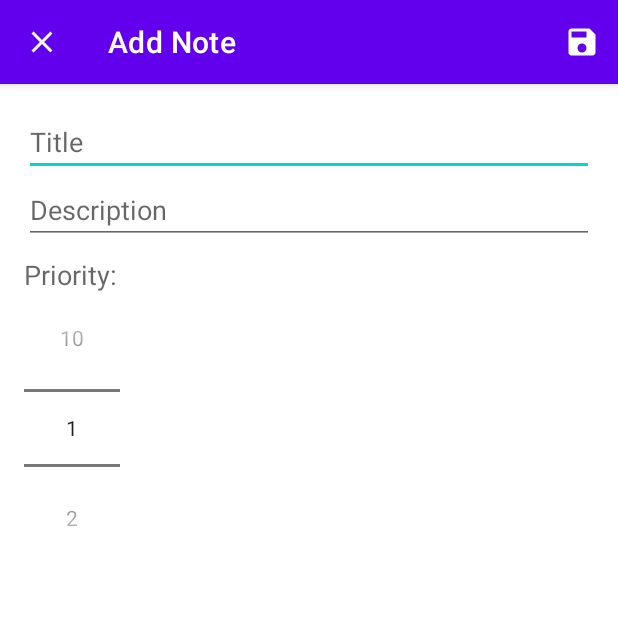
After one commit to Adityashah1999/TodoApp, an Android app: the AddNoteActivity screen opened directly, with no data from a screen before it, on a phone screen of 412 x 824 dp, the top half of it. The commit adds this screen. Run offline under Robolectric (Android 15) with nearby library versions, the phone set to English and light mode, and no system bars.

Commit message:
AddNoteActivity completed.

```diff
--- a/app/src/main/AndroidManifest.xml
+++ b/app/src/main/AndroidManifest.xml
@@ -9,13 +9,16 @@
         android:roundIcon="@mipmap/ic_launcher_round"
         android:supportsRtl="true"
         android:theme="@style/Theme.TodoApp">
-        <activity android:name=".MainActivity">
+        <activity android:name=".MainActivity" android:launchMode="singleTop">
             <intent-filter>
                 <action android:name="android.intent.action.MAIN" />
 
                 <category android:name="android.intent.category.LAUNCHER" />
             </intent-filter>
         </activity>
+        <activity
+            android:name=".AddNoteActivity"
+            android:parentActivityName=".MainActivity" />
     </application>
 
 </manifest>
--- /dev/null
+++ b/app/src/main/java/com/aditya/todoapp/AddNoteActivity.java
@@ -0,0 +1,89 @@
+package com.aditya.todoapp;
+
+import androidx.annotation.NonNull;
+import androidx.appcompat.app.AppCompatActivity;
+
+import android.content.Intent;
+import android.os.Bundle;
+import android.view.Menu;
+import android.view.MenuInflater;
+import android.view.MenuItem;
+import android.widget.EditText;
+import android.widget.NumberPicker;
+import android.widget.Toast;
+
+public class AddNoteActivity extends AppCompatActivity {
+
+public static final String EXTRA_TITLE =
+        "com.aditya.todoapp.EXTRA_TITLE";
+public static final String EXTRA_DESCRIPTION =
+        "com.aditya.todoapp.EXTRA_DESCRIPTION";
+public static final String EXTRA_PRIORITY =
+        "com.aditya.todoapp.EXTRA_PRIORITY";
+
+
+
+private EditText editTextTitle;
+private EditText editTextDescription;
+private NumberPicker numberPickerPriority;
+
+    @Override
+    protected void onCreate(Bundle savedInstanceState) {
+        super.onCreate(savedInstanceState);
+        setContentView(R.layout.activity_add_note);
+
+        editTextTitle = findViewById(R.id.edit_text_title);
+        editTextDescription = findViewById(R.id.edit_text_description);
+        numberPickerPriority = findViewById(R.id.number_picker_priority);
+
+        numberPickerPriority.setMinValue(1);
+        numberPickerPriority.setMaxValue(10);
+
+        getSupportActionBar().setHomeAsUpIndicator(R.drawable.ic_close);
+        setTitle("Add Note");
+    }
+
+
+    private void saveNote(){
+        String title = editTextTitle.getText().toString();
+        String description = editTextDescription.getText().toString();
+        int priority = numberPickerPriority.getValue();
+
+        if (title.trim().isEmpty() || description.trim().isEmpty()){
+            Toast.makeText(this, "Please insert a title and description", Toast.LENGTH_SHORT).show();
+            return;
+        }
+
+        //Intent to send back data to the activity that started this one
+        Intent data = new Intent();
+        data.putExtra(EXTRA_TITLE, title);
+        data.putExtra(EXTRA_DESCRIPTION,description);
+        data.putExtra(EXTRA_PRIORITY, priority);
+
+        //this way we can indicate if the input was sucessful or not
+         setResult(RESULT_OK, data); //data intent| we can let thsese two values in main activity
+        finish(); //to close this activity
+    }
+
+
+    @Override
+    //this will tell system to use add_note_menu as the menu activity
+    public boolean onCreateOptionsMenu(Menu menu) {
+        MenuInflater menuInflater = getMenuInflater();
+        menuInflater.inflate(R.menu.add_note_menu, menu);
+        return true;
+    }
+
+    @Override
+    public boolean onOptionsItemSelected(@NonNull MenuItem item) {
+        switch (item.getItemId()) {
+            case R.id.save_note:
+            saveNote();
+            return true;
+            default:
+                return super.onOptionsItemSelected(item);
+
+        }
+
+    }
+}
--- /dev/null
+++ b/app/src/main/res/layout/activity_add_note.xml
@@ -0,0 +1,43 @@
+<?xml version="1.0" encoding="utf-8"?>
+<LinearLayout xmlns:android="http://schemas.android.com/apk/res/android"
+    xmlns:app="http://schemas.android.com/apk/res-auto"
+    xmlns:tools="http://schemas.android.com/tools"
+    android:layout_width="match_parent"
+    android:layout_height="match_parent"
+    android:orientation="vertical"
+    android:padding="16dp"
+    tools:context=".AddNoteActivity">
+
+
+    <EditText
+        android:id="@+id/edit_text_title"
+        android:layout_width="match_parent"
+        android:layout_height="wrap_content"
+        android:hint="@string/edit_title"
+        android:inputType="text"
+        android:autofillHints="" />
+
+
+    <EditText
+        android:id="@+id/edit_text_description"
+        android:layout_width="match_parent"
+        android:layout_height="wrap_content"
+        android:hint="@string/edit_description"
+        android:inputType="textMultiLine"
+        android:autofillHints="" />
+
+
+    <TextView
+        android:layout_width="wrap_content"
+        android:layout_height="wrap_content"
+        android:text="@string/edit_priority"
+        android:layout_marginTop="8dp"
+        android:textAppearance="@style/TextAppearance.AppCompat.Medium"/>
+
+    <NumberPicker
+        android:id="@+id/number_picker_priority"
+        android:layout_width="wrap_content"
+        android:layout_height="wrap_content">
+    </NumberPicker>
+
+</LinearLayout>
--- /dev/null
+++ b/app/src/main/res/menu/add_note_menu.xml
@@ -0,0 +1,12 @@
+<?xml version="1.0" encoding="utf-8"?>
+<menu xmlns:android="http://schemas.android.com/apk/res/android"
+    xmlns:app="http://schemas.android.com/apk/res-auto">
+
+    <item
+        android:id="@+id/save_note"
+        android:icon="@drawable/ic_save"
+        android:title="@string/save"
+        app:showAsAction="ifRoom" />
+
+
+</menu>
--- a/app/src/main/res/values/strings.xml
+++ b/app/src/main/res/values/strings.xml
@@ -1,3 +1,8 @@
 <resources>
     <string name="app_name">Todo App</string>
+    <string name="add_fab">Add</string>
+    <string name="edit_title">Title</string>
+    <string name="edit_description">Description</string>
+    <string name="edit_priority">Priority:</string>
+    <string name="save">Save</string>
 </resources>
```
Also changed, not shown: app/src/main/java/com/aditya/todoapp/MainActivity.java (+36 -1 lines), app/src/main/java/com/aditya/todoapp/NoteDao.java (+0 -20 lines), app/src/main/java/com/aditya/todoapp/NoteDatabase.java (+0 -28 lines), app/src/main/res/layout/activity_main.xml (+10 -0 lines).
